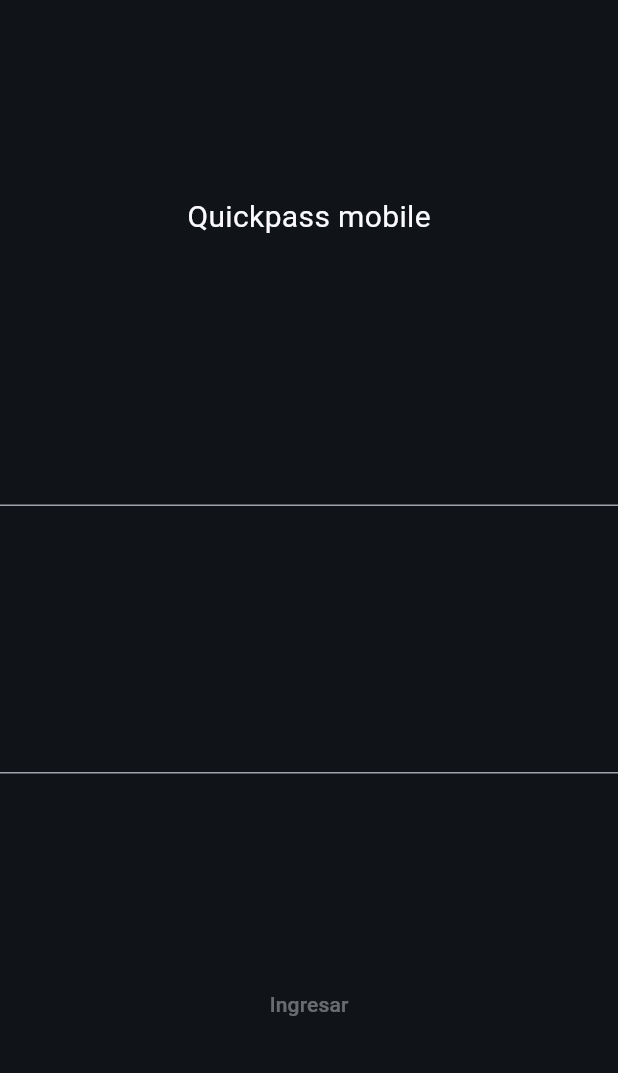
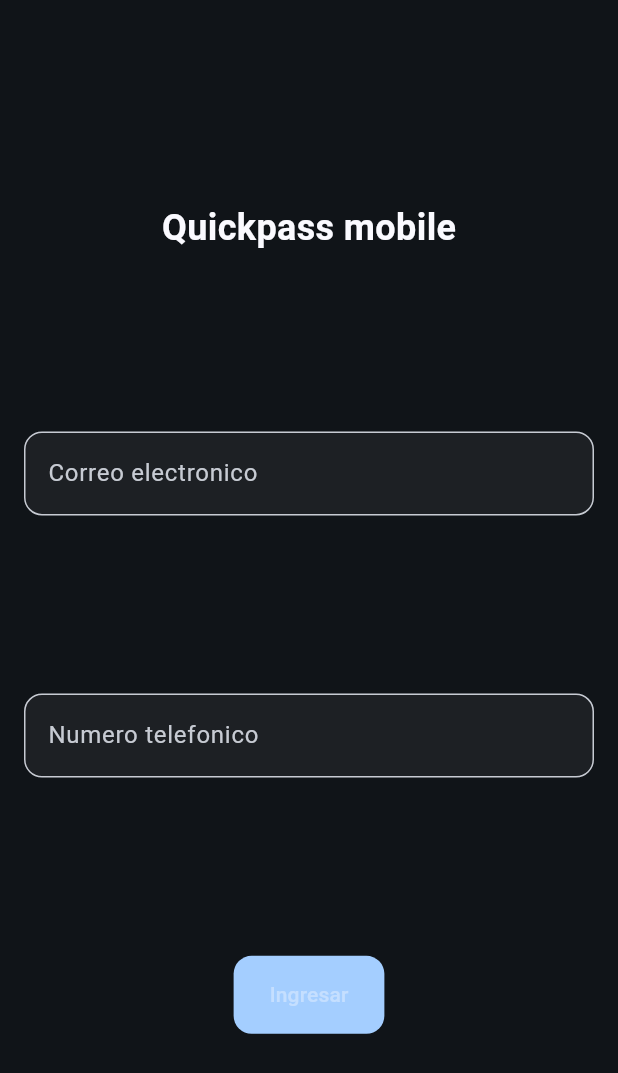
Before and after one commit to diegobermudez03/patrones_diseno_proyecto_app_movil, a Flutter app: the screen it shows after launch, on a phone screen of 412 x 824 dp. Shown: the top 1073 px of the screen. Run offline on Flutter 3.47's test engine with Material 3 defaults, Android fonts, the phone set to English and light mode, and no system bars; our stand-ins replace dartz, device_info_plus, flutter_bloc, flutter_secure_storage, get_it.

Commit message:
Login and verification screens improved in terms of style

```diff
--- a/lib/core/app_strings.dart
+++ b/lib/core/app_strings.dart
@@ -6,4 +6,7 @@ class AppStrings{
   static const failedAuthentication = "Autenticacion fallida";
   static const checkYourEmailForVerificationCode = "Revisa tu correo e ingresa el codigo de verificacion";
   static const submit = "Enviar";
+  static const enter4digitCode = "Ingresa el codigo de 4 digitos";
+  static const codeSentToEmail = "Hemos enviado un codigo a tu correo";
+  static const digit4Code = "Codigo de 4 digitos";
 }
--- a/lib/features/login/presentation/pages/login_page.dart
+++ b/lib/features/login/presentation/pages/login_page.dart
@@ -1,7 +1,7 @@
 import 'dart:io';
-
 import 'package:device_info_plus/device_info_plus.dart';
 import 'package:flutter/material.dart';
+import 'package:flutter/services.dart';
 import 'package:flutter_bloc/flutter_bloc.dart';
 import 'package:get_it/get_it.dart';
 import 'package:mobile_app/core/app_strings.dart';
@@ -25,7 +25,10 @@ class _LoginPageState extends State<LoginPage> {
 
   @override
   Widget build(BuildContext context) {
+    final theme = Theme.of(context).colorScheme;
+
     return Scaffold(
+      backgroundColor: theme.surface, // Modern use of surface color for background
       body: BlocListener<LoginBloc, LoginState>(
         listener: (context, state) {
           switch (state) {
@@ -37,8 +40,10 @@ class _LoginPageState extends State<LoginPage> {
                     context: context,
                     builder: (subContext) {
                       return AlertDialog(
-                        title: const Text(AppStrings.failedAuthentication),
+                        title: Text(AppStrings.failedAuthentication, style: TextStyle(color: theme.error)),
                         content: Text(m),
+                        backgroundColor: theme.surface,
+                        titleTextStyle: TextStyle(color: theme.onError, fontWeight: FontWeight.bold),
                       );
                     });
               }
@@ -63,31 +68,71 @@ class _LoginPageState extends State<LoginPage> {
             final provider = BlocProvider.of<LoginBloc>(context);
             return switch (state) {
               LoginLoadingState _ => const Center(child: CircularProgressIndicator()),
-              LoginState _ => Column(
+              LoginState _ => Padding(
+                padding: const EdgeInsets.all(16.0), // Padding for modern look
+                child: Column(
                   mainAxisAlignment: MainAxisAlignment.spaceEvenly,
                   children: [
                     const Text(
                       AppStrings.appName,
-                      style: TextStyle(fontSize: 20),
+                      style: TextStyle(fontSize: 24, fontWeight: FontWeight.bold), // Larger, bold app title
                     ),
+                    // Email TextField
                     TextField(
                       onEditingComplete: () => setState(() {}),
                       controller: emailController,
-                      autofillHints: [AppStrings.emailHint],
+                      autofillHints: const [AppStrings.emailHint],
+                      decoration: InputDecoration(
+                        labelText: AppStrings.emailHint,
+                        filled: true,
+                        fillColor: theme.surfaceContainer,
+                        border: OutlineInputBorder(
+                          borderRadius: BorderRadius.circular(12),
+                          borderSide: BorderSide(color: theme.outline),
+                        ),
+                        focusedBorder: OutlineInputBorder(
+                          borderSide: BorderSide(color: theme.primaryContainer),
+                        ),
+                      ),
                     ),
+                    // Phone TextField (Only digits)
                     TextField(
                       onEditingComplete: () => setState(() {}),
                       controller: phoneController,
-                      autofillHints: [AppStrings.emailHint],
+                      autofillHints: const [AppStrings.phoneHint],
+                      keyboardType: TextInputType.number,
+                      inputFormatters: [FilteringTextInputFormatter.digitsOnly], // Allows only digits
+                      decoration: InputDecoration(
+                        labelText: AppStrings.phoneHint,
+                        filled: true,
+                        fillColor: theme.surfaceContainer,
+                        border: OutlineInputBorder(
+                          borderRadius: BorderRadius.circular(12),
+                          borderSide: BorderSide(color: theme.outline),
+                        ),
+                        focusedBorder: OutlineInputBorder(
+                          borderSide: BorderSide(color: theme.secondaryContainer),
+                        ),
+                      ),
                     ),
+                    // Login Button
                     TextButton(
                       onPressed: (emailController.text.isNotEmpty && phoneController.text.isNotEmpty)
                           ? () => callback(provider, emailController.text, phoneController.text)
                           : null,
+                      style: TextButton.styleFrom(
+                        backgroundColor: theme.primary,
+                        padding: const EdgeInsets.symmetric(vertical: 16, horizontal: 24),
+                        shape: RoundedRectangleBorder(
+                          borderRadius: BorderRadius.circular(12),
+                        ),
+                        foregroundColor: theme.onPrimary,
+                      ),
                       child: const Text(AppStrings.login),
                     ),
                   ],
-                )
+                ),
+              )
             };
           },
         ),
--- a/lib/shared/storage_services.dart
+++ b/lib/shared/storage_services.dart
@@ -2,7 +2,8 @@ import 'package:flutter_secure_storage/flutter_secure_storage.dart';
 
 Future<String?> readToken() async {
   const storage = FlutterSecureStorage();
-  return await storage.read(key: 'auth_token');
+  //return await storage.read(key: 'auth_token');
+  return null;
 }
 
 Future<void> writeToken(String token) async {
```
Also changed, not shown: lib/features/login/presentation/pages/verification_page.dart (+66 -19 lines).
